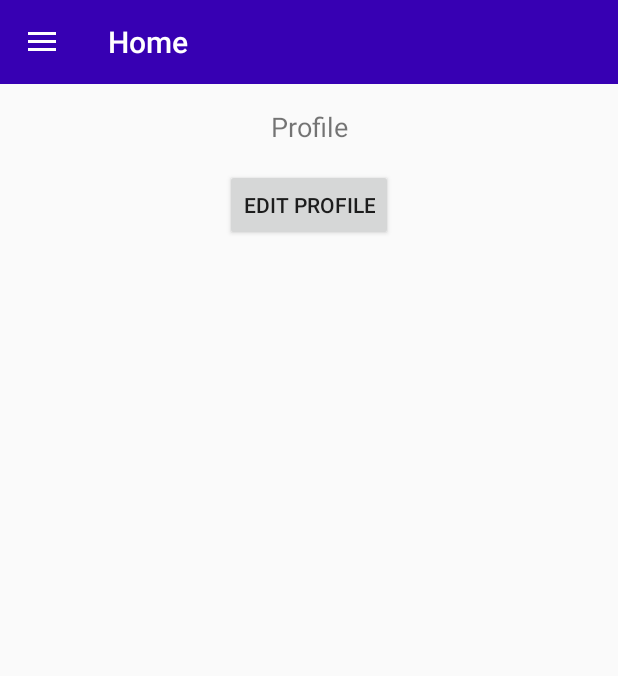
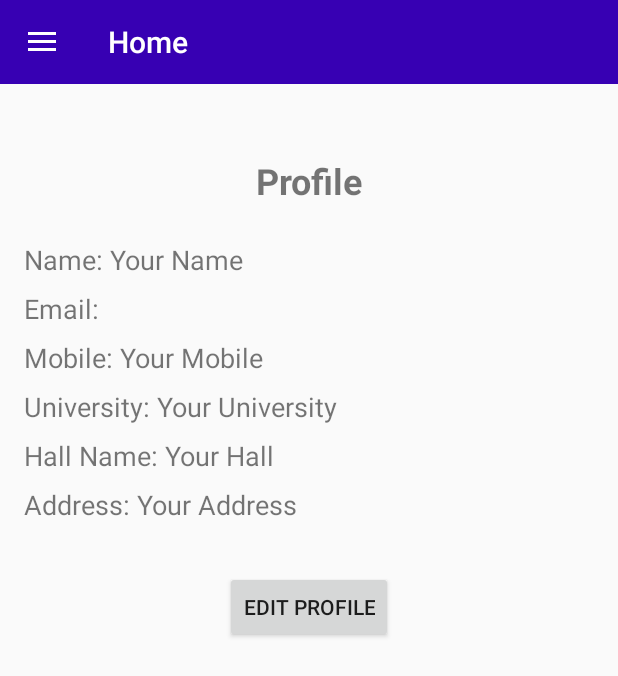
Before and after one commit to KaziRifatAlMuin/Campus-Bazar_Ecommerce-App-Project, an Android app: the fragment ProfileFragment placed in its activity, on a phone screen of 412 x 824 dp. Shown: the top 676 px of the screen. Run offline under Robolectric (Android 15) with nearby library versions, the phone set to English and light mode, and no system bars; our stand-ins replace Firebase (no records; nobody signed in at launch, a user with empty details on screens opened directly).

Commit message:
Profile Firebase Added

```diff
--- a/app/src/main/java/com/rifat/campusbazar/HomeActivity.java
+++ b/app/src/main/java/com/rifat/campusbazar/HomeActivity.java
@@ -8,8 +8,9 @@ import androidx.appcompat.app.ActionBarDrawerToggle;
 import androidx.appcompat.app.AppCompatActivity;
 import androidx.core.view.GravityCompat;
 import androidx.drawerlayout.widget.DrawerLayout;
+import androidx.lifecycle.Observer;
+import androidx.lifecycle.ViewModelProvider;
 import androidx.fragment.app.Fragment;
-import androidx.fragment.app.FragmentManager;
 import com.google.android.material.navigation.NavigationView;
 import com.google.firebase.auth.FirebaseAuth;
 import com.google.firebase.auth.FirebaseUser;
@@ -19,6 +20,8 @@ public class HomeActivity extends AppCompatActivity {
 
     private DrawerLayout drawerLayout;
     private NavigationView navigationView;
+    private ProfileViewModel profileViewModel;
+    private TextView userName, userEmail;
 
     @Override
     protected void onCreate(Bundle savedInstanceState) {
@@ -39,31 +42,36 @@ public class HomeActivity extends AppCompatActivity {
         drawerLayout.addDrawerListener(toggle);
         toggle.syncState();
 
-        // Set user details in nav header
-        setNavigationHeader(navigationView);
+        // Find header views
+        userName = navigationView.getHeaderView(0).findViewById(R.id.userName);
+        userEmail = navigationView.getHeaderView(0).findViewById(R.id.userEmail);
 
+        // Initialize ViewModel
+        profileViewModel = new ViewModelProvider(this).get(ProfileViewModel.class);
+
+        // Initialize user email (for ProfileViewModel)
+        FirebaseUser currentUser = FirebaseAuth.getInstance().getCurrentUser();
+        String currentUserEmail = (currentUser != null && currentUser.getEmail() != null) ? currentUser.getEmail() : "user@example.com";
+        profileViewModel.init(currentUserEmail);
+
+        // Observe ProfileInfo changes
+        profileViewModel.getProfileInfo().observe(this, new Observer<ProfileInfo>() {
+            @Override
+            public void onChanged(ProfileInfo profileInfo) {
+                if (profileInfo != null) {
+                    // Update navigation header name and email from ProfileInfo
+                    userName.setText(profileInfo.getName() != null ? profileInfo.getName() : "User Name");
+                    userEmail.setText(profileInfo.getEmail() != null ? profileInfo.getEmail() : "user@example.com");
+                }
+            }
+        });
+
+        // Set NavigationItemSelectedListener
         navigationView.setNavigationItemSelectedListener(this::handleNavigationItemClick);
 
-        // Load HomeFragment by default
-        loadFragment(new HomeFragment(), "Home");
-    }
-
-    private void setNavigationHeader(NavigationView navigationView) {
-        try {
-            TextView userName = navigationView.getHeaderView(0).findViewById(R.id.userName);
-            TextView userEmail = navigationView.getHeaderView(0).findViewById(R.id.userEmail);
-
-            FirebaseUser currentUser = FirebaseAuth.getInstance().getCurrentUser();
-
-            if (currentUser != null) {
-                userName.setText(currentUser.getDisplayName() != null ? currentUser.getDisplayName() : "User Name");
-                userEmail.setText(currentUser.getEmail() != null ? currentUser.getEmail() : "user@example.com");
-            } else {
-                userName.setText("Guest");
-                userEmail.setText("guest@example.com");
-            }
-        } catch (Exception e) {
-            Toast.makeText(this, "Failed to load user details: " + e.getMessage(), Toast.LENGTH_SHORT).show();
+        // Load HomeFragment by default if there's no saved state
+        if (savedInstanceState == null) {
+            loadFragment(new HomeFragment(), "Home");
         }
     }
 
@@ -74,34 +82,38 @@ public class HomeActivity extends AppCompatActivity {
     }
 
     private boolean handleNavigationItemClick(@NonNull MenuItem item) {
+        Fragment selectedFragment = null;
+        String title = "";
+
         int id = item.getItemId();
+        if (id == R.id.nav_home) {
+            selectedFragment = new HomeFragment();
+            title = "Home";
+        } else if (id == R.id.nav_shop) {
+            selectedFragment = new ShopFragment();
+            title = "Shop";
+        } else if (id == R.id.nav_category) {
+            selectedFragment = new CategoryFragment();
+            title = "Category";
+        } else if (id == R.id.nav_offers) {
+            selectedFragment = new OffersFragment();
+            title = "Offers";
+        } else if (id == R.id.nav_my_orders) {
+            selectedFragment = new MyOrdersFragment();
+            title = "My Orders";
+        } else if (id == R.id.nav_my_cart) {
+            selectedFragment = new MyCartFragment();
+            title = "My Cart";
+        } else if (id == R.id.nav_profile) {
+            selectedFragment = new ProfileFragment();
+            title = "Profile";
+        } else if (id == R.id.nav_settings) {
+            selectedFragment = new SettingsFragment();
+            title = "Settings";
+        }
 
-        if (id == R.id.nav_home) {
-            Toast.makeText(this, "Home Selected", Toast.LENGTH_SHORT).show();
-            loadFragment(new HomeFragment(), "Home");
-        } else if (id == R.id.nav_shop) {
-            Toast.makeText(this, "Shop Selected", Toast.LENGTH_SHORT).show();
-            loadFragment(new ShopFragment(), "Shop");
-        } else if (id == R.id.nav_category) {
-            Toast.makeText(this, "Category Selected", Toast.LENGTH_SHORT).show();
-            loadFragment(new CategoryFragment(), "Category");
-        } else if (id == R.id.nav_offers) {
-            Toast.makeText(this, "Offers Selected", Toast.LENGTH_SHORT).show();
-            loadFragment(new OffersFragment(), "Offers");
-        } else if (id == R.id.nav_my_orders) {
-            Toast.makeText(this, "My Orders Selected", Toast.LENGTH_SHORT).show();
-            loadFragment(new MyOrdersFragment(), "My Orders");
-        } else if (id == R.id.nav_my_cart) {
-            Toast.makeText(this, "My Cart Selected", Toast.LENGTH_SHORT).show();
-            loadFragment(new MyCartFragment(), "My Cart");
-        } else if (id == R.id.nav_profile) {
-            Toast.makeText(this, "Profile Selected", Toast.LENGTH_SHORT).show();
-            loadFragment(new ProfileFragment(), "Profile");
-        } else if (id == R.id.nav_settings) {
-            Toast.makeText(this, "Settings Selected", Toast.LENGTH_SHORT).show();
-            loadFragment(new SettingsFragment(), "Settings");
-        } else {
-            Toast.makeText(this, "Unknown Option Selected", Toast.LENGTH_SHORT).show();
+        if (selectedFragment != null) {
+            loadFragment(selectedFragment, title);
         }
 
         drawerLayout.closeDrawer(GravityCompat.START);
@@ -110,8 +122,8 @@ public class HomeActivity extends AppCompatActivity {
 
     private void loadFragment(Fragment fragment, String title) {
         updateToolbarTitle(title);
-        FragmentManager fragmentManager = getSupportFragmentManager();
-        fragmentManager.beginTransaction()
+        getSupportFragmentManager()
+                .beginTransaction()
                 .replace(R.id.fragment_container, fragment)
                 .commit();
     }
--- a/app/src/main/java/com/rifat/campusbazar/HomeFragment.java
+++ b/app/src/main/java/com/rifat/campusbazar/HomeFragment.java
@@ -54,8 +54,8 @@ public class HomeFragment extends Fragment {
     // Dummy data for slider images
     private List<Integer> getSliderImages() {
         List<Integer> sliderImages = new ArrayList<>();
+        sliderImages.add(R.drawable.slider2);
         sliderImages.add(R.drawable.slider1);
-        sliderImages.add(R.drawable.slider2);
         sliderImages.add(R.drawable.slider3);
         sliderImages.add(R.drawable.slider4);
         return sliderImages;
--- a/app/src/main/java/com/rifat/campusbazar/ProfileFragment.java
+++ b/app/src/main/java/com/rifat/campusbazar/ProfileFragment.java
@@ -2,23 +2,58 @@ package com.rifat.campusbazar;
 
 import android.os.Bundle;
 import androidx.fragment.app.Fragment;
+import androidx.lifecycle.Observer;
 import androidx.lifecycle.ViewModelProvider;
 import android.view.LayoutInflater;
 import android.view.View;
 import android.view.ViewGroup;
 import com.rifat.campusbazar.databinding.FragmentProfileBinding;
+import com.google.firebase.auth.FirebaseAuth;
+import com.google.firebase.auth.FirebaseUser;
 
 public class ProfileFragment extends Fragment {
-
     private FragmentProfileBinding binding;
     private ProfileViewModel viewModel;
+    private String currentUserEmail;
 
     @Override
     public View onCreateView(LayoutInflater inflater, ViewGroup container, Bundle savedInstanceState) {
-        viewModel = new ViewModelProvider(this).get(ProfileViewModel.class);
         binding = FragmentProfileBinding.inflate(inflater, container, false);
 
-        // Observe data from ViewModel if needed
+        // Get current user email
+        FirebaseUser currentUser = FirebaseAuth.getInstance().getCurrentUser();
+        currentUserEmail = (currentUser != null && currentUser.getEmail() != null) ? currentUser.getEmail() : "user@example.com";
+
+        viewModel = new ViewModelProvider(requireActivity()).get(ProfileViewModel.class);
+        viewModel.init(currentUserEmail);
+
+        viewModel.getProfileInfo().observe(getViewLifecycleOwner(), new Observer<ProfileInfo>() {
+            @Override
+            public void onChanged(ProfileInfo profileInfo) {
+                if (profileInfo != null) {
+                    binding.tvName.setText("Name: " + profileInfo.getName());
+                    binding.tvEmail.setText("Email: " + profileInfo.getEmail());
+                    binding.tvMobile.setText("Mobile: " + profileInfo.getMobileNo());
+                    binding.tvUniversity.setText("University: " + profileInfo.getUniversity());
+                    binding.tvHallName.setText("Hall Name: " + profileInfo.getHallName());
+                    binding.tvAddress.setText("Address: " + profileInfo.getAddress());
+                }
+            }
+        });
+
+        binding.editProfileButton.setOnClickListener(v -> {
+            ProfileEditFragment editFragment = new ProfileEditFragment();
+            Bundle args = new Bundle();
+            args.putString("userEmail", currentUserEmail);
+            editFragment.setArguments(args);
+
+            // Replace ProfileFragment with ProfileEditFragment
+            getParentFragmentManager().beginTransaction()
+                    .replace(R.id.fragment_container, editFragment)
+                    .commit();
+        });
+
+
         return binding.getRoot();
     }
 }
--- /dev/null
+++ b/app/src/main/java/com/rifat/campusbazar/ProfileInfo.java
@@ -0,0 +1,36 @@
+package com.rifat.campusbazar;
+
+public class ProfileInfo {
+    private String name;
+    private String email;    // immutable key identifier
+    private String mobileNo;
+    private String university;
+    private String hallName;
+    private String address;
+
+    public ProfileInfo() {
+        // Required for Firebase
+    }
+
+    public ProfileInfo(String name, String email, String mobileNo, String university, String hallName, String address) {
+        this.name = name;
+        this.email = email;
+        this.mobileNo = mobileNo;
+        this.university = university;
+        this.hallName = hallName;
+        this.address = address;
+    }
+
+    public String getName() { return name; }
+    public String getEmail() { return email; }
+    public String getMobileNo() { return mobileNo; }
+    public String getUniversity() { return university; }
+    public String getHallName() { return hallName; }
+    public String getAddress() { return address; }
+
+    public void setName(String name) { this.name = name; }
+    public void setMobileNo(String mobileNo) { this.mobileNo = mobileNo; }
+    public void setUniversity(String university) { this.university = university; }
+    public void setHallName(String hallName) { this.hallName = hallName; }
+    public void setAddress(String address) { this.address = address; }
+}
--- /dev/null
+++ b/app/src/main/java/com/rifat/campusbazar/ProfileRepository.java
@@ -0,0 +1,44 @@
+package com.rifat.campusbazar;
+
+import androidx.annotation.NonNull;
+import com.google.firebase.database.*;
+
+public class ProfileRepository {
+    private final DatabaseReference userRef;
+
+    public ProfileRepository(String userEmail) {
+        String key = userEmail.replace(".", ",");
+        userRef = FirebaseDatabase.getInstance().getReference("users").child(key);
+    }
+
+    public interface OnProfileLoaded {
+        void onProfile(ProfileInfo profileInfo);
+        void onError(Exception e);
+    }
+
+    public interface OnProfileSaved {
+        void onSuccess();
+        void onError(Exception e);
+    }
+
+    public void getProfile(OnProfileLoaded callback) {
+        userRef.addListenerForSingleValueEvent(new ValueEventListener() {
+            @Override
+            public void onDataChange(@NonNull DataSnapshot snapshot) {
+                ProfileInfo profileInfo = snapshot.getValue(ProfileInfo.class);
+                callback.onProfile(profileInfo);
+            }
+
+            @Override
+            public void onCancelled(@NonNull DatabaseError error) {
+                callback.onError(error.toException());
+            }
+        });
+    }
+
+    public void saveProfile(ProfileInfo profileInfo, OnProfileSaved callback) {
+        userRef.setValue(profileInfo)
+                .addOnSuccessListener(aVoid -> callback.onSuccess())
+                .addOnFailureListener(callback::onError);
+    }
+}
--- a/app/src/main/java/com/rifat/campusbazar/ProfileViewModel.java
+++ b/app/src/main/java/com/rifat/campusbazar/ProfileViewModel.java
@@ -1,7 +1,69 @@
 package com.rifat.campusbazar;
 
+import androidx.lifecycle.LiveData;
+import androidx.lifecycle.MutableLiveData;
 import androidx.lifecycle.ViewModel;
 
 public class ProfileViewModel extends ViewModel {
-    // Add any required data or logic for profile
+    private MutableLiveData<ProfileInfo> profileInfo = new MutableLiveData<>();
+    private ProfileRepository repository;
+    private String email;
+
+    public interface UpdateCallback {
+        void onSuccess();
+        void onError(Exception e);
+    }
+
+    public void init(String userEmail) {
+        if (this.email == null) {
+            this.email = userEmail;
+            repository = new ProfileRepository(email);
+            loadProfile();
+        }
+    }
+
+    private void loadProfile() {
+        repository.getProfile(new ProfileRepository.OnProfileLoaded() {
+            @Override
+            public void onProfile(ProfileInfo pInfo) {
+                if (pInfo != null) {
+                    profileInfo.setValue(pInfo);
+                } else {
+                    // If no profile found, create a default one
+                    profileInfo.setValue(new ProfileInfo(
+                            "Your Name",
+                            email,
+                            "Your Mobile",
+                            "Your University",
+                            "Your Hall",
+                            "Your Address"
+                    ));
+                }
+            }
+
+            @Override
+            public void onError(Exception e) {
+                // Handle load error as needed, currently do nothing
+            }
+        });
+    }
+
+    public LiveData<ProfileInfo> getProfileInfo() {
+        return profileInfo;
+    }
+
+    public void updateProfileInfo(ProfileInfo updatedInfo, UpdateCallback callback) {
+        repository.saveProfile(updatedInfo, new ProfileRepository.OnProfileSaved() {
+            @Override
+            public void onSuccess() {
+                profileInfo.setValue(updatedInfo);
+                callback.onSuccess();
+            }
+
+            @Override
+            public void onError(Exception e) {
+                callback.onError(e);
+            }
+        });
+    }
 }
--- a/app/src/main/res/drawable/ic_profile.xml
+++ b/app/src/main/res/drawable/ic_profile.xml
@@ -1,5 +1,10 @@
-<vector xmlns:android="http://schemas.android.com/apk/res/android" android:height="24dp" android:tint="#000000" android:viewportHeight="24" android:viewportWidth="24" android:width="24dp">
-
-    <path android:fillColor="@android:color/white" android:pathData="M12,2C6.48,2 2,6.48 2,12s4.48,10 10,10s10,-4.48 10,-10S17.52,2 12,2zM12,6c1.93,0 3.5,1.57 3.5,3.5S13.93,13 12,13s-3.5,-1.57 -3.5,-3.5S10.07,6 12,6zM12,20c-2.03,0 -4.43,-0.82 -6.14,-2.88C7.55,15.8 9.68,15 12,15s4.45,0.8 6.14,2.12C16.43,19.18 14.03,20 12,20z"/>
-
+<!-- res/drawable/ic_profile.xml -->
+<vector xmlns:android="http://schemas.android.com/apk/res/android"
+    android:width="24dp"
+    android:height="24dp"
+    android:viewportWidth="24"
+    android:viewportHeight="24">
+    <path
+        android:fillColor="#FF000000"
+        android:pathData="M12,12c2.21,0 4,-1.79 4,-4s-1.79,-4 -4,-4 -4,1.79 -4,4 1.79,4 4,4zm0,2c-2.67,0 -8,1.34 -8,4v2h16v-2c0,-2.66 -5.33,-4 -8,-4z"/>
 </vector>
--- a/app/src/main/res/layout/activity_home.xml
+++ b/app/src/main/res/layout/activity_home.xml
@@ -9,6 +9,7 @@
     android:fitsSystemWindows="true"
     tools:context=".HomeActivity">
 
+    <!-- Main Content Area -->
     <androidx.constraintlayout.widget.ConstraintLayout
         android:layout_width="match_parent"
         android:layout_height="match_parent">
@@ -25,7 +26,7 @@
             app:layout_constraintEnd_toEndOf="parent"
             app:popupTheme="@style/ThemeOverlay.AppCompat.Light" />
 
-        <!-- Fragment Container -->
+        <!-- Single Fragment Container -->
         <FrameLayout
             android:id="@+id/fragment_container"
             android:layout_width="0dp"
@@ -50,6 +51,4 @@
         app:itemTextColor="@color/nav_item_text_color"
         app:itemBackground="@drawable/nav_item_background" />
 
-
-
 </androidx.drawerlayout.widget.DrawerLayout>
--- a/app/src/main/res/layout/fragment_profile.xml
+++ b/app/src/main/res/layout/fragment_profile.xml
@@ -1,30 +1,94 @@
 <?xml version="1.0" encoding="utf-8"?>
-<androidx.constraintlayout.widget.ConstraintLayout xmlns:android="http://schemas.android.com/apk/res/android"
+<androidx.constraintlayout.widget.ConstraintLayout
+    xmlns:android="http://schemas.android.com/apk/res/android"
     xmlns:app="http://schemas.android.com/apk/res-auto"
     xmlns:tools="http://schemas.android.com/tools"
     android:layout_width="match_parent"
     android:layout_height="match_parent"
-    tools:context=".ProfileFragment">
+    tools:context=".ProfileFragment"
+    android:padding="16dp">
 
     <TextView
         android:id="@+id/header_profile"
         android:layout_width="wrap_content"
         android:layout_height="wrap_content"
         android:text="Profile"
-        android:textSize="18sp"
+        android:textSize="24sp"
+        android:textStyle="bold"
+        android:layout_marginTop="32dp"
+        android:textAlignment="center"
         app:layout_constraintTop_toTopOf="parent"
         app:layout_constraintStart_toStartOf="parent"
-        app:layout_constraintEnd_toEndOf="parent"
-        android:layout_marginTop="16dp" />
+        app:layout_constraintEnd_toEndOf="parent" />
+
+    <LinearLayout
+        android:id="@+id/profile_info_container"
+        android:layout_width="0dp"
+        android:layout_height="wrap_content"
+        android:orientation="vertical"
+        android:layout_marginTop="24dp"
+        app:layout_constraintTop_toBottomOf="@id/header_profile"
+        app:layout_constraintStart_toStartOf="parent"
+        app:layout_constraintEnd_toEndOf="parent">
+
+        <TextView
+            android:id="@+id/tv_name"
+            android:layout_width="match_parent"
+            android:layout_height="wrap_content"
+            android:text="Name: "
+            android:textSize="18sp"
+            android:layout_marginBottom="8dp" />
+
+        <TextView
+            android:id="@+id/tv_email"
+            android:layout_width="match_parent"
+            android:layout_height="wrap_content"
+            android:text="Email: "
+            android:textSize="18sp"
+            android:layout_marginBottom="8dp" />
+
+        <TextView
+            android:id="@+id/tv_mobile"
+            android:layout_width="match_parent"
+            android:layout_height="wrap_content"
+            android:text="Mobile: "
+            android:textSize="18sp"
+            android:layout_marginBottom="8dp" />
+
+        <TextView
+            android:id="@+id/tv_university"
+            android:layout_width="match_parent"
+            android:layout_height="wrap_content"
+            android:text="University: "
+            android:textSize="18sp"
+            android:layout_marginBottom="8dp" />
+
+        <TextView
+            android:id="@+id/tv_hall_name"
+            android:layout_width="match_parent"
+            android:layout_height="wrap_content"
+            android:text="Hall Name: "
+            android:textSize="18sp"
+            android:layout_marginBottom="8dp" />
+
+        <TextView
+            android:id="@+id/tv_address"
+            android:layout_width="match_parent"
+            android:layout_height="wrap_content"
+            android:text="Address: "
+            android:textSize="18sp"
+            android:layout_marginBottom="8dp" />
+
+    </LinearLayout>
 
     <Button
         android:id="@+id/edit_profile_button"
         android:layout_width="wrap_content"
         android:layout_height="wrap_content"
         android:text="Edit Profile"
-        app:layout_constraintTop_toBottomOf="@id/header_profile"
+        android:layout_marginTop="24dp"
+        app:layout_constraintTop_toBottomOf="@id/profile_info_container"
         app:layout_constraintStart_toStartOf="parent"
-        app:layout_constraintEnd_toEndOf="parent"
-        android:layout_marginTop="16dp" />
+        app:layout_constraintEnd_toEndOf="parent" />
 
 </androidx.constraintlayout.widget.ConstraintLayout>
--- a/gradle/libs.versions.toml
+++ b/gradle/libs.versions.toml
@@ -14,6 +14,8 @@ activity = "1.9.3"
 googleGmsGoogleServices = "4.4.2"
 firebaseAuth = "23.1.0"
 legacySupportV4 = "1.0.0"
+firebaseDatabase = "21.0.0"
+firebaseStorage = "21.0.1"
 
 [libraries]
 junit = { group = "junit", name = "junit", version.ref = "junit" }
@@ -29,6 +31,8 @@ navigation-ui = { group = "androidx.navigation", name = "navigation-ui", version
 activity = { group = "androidx.activity", name = "activity", version.ref = "activity" }
 firebase-auth = { group = "com.google.firebase", name = "firebase-auth", version.ref = "firebaseAuth" }
 legacy-support-v4 = { group = "androidx.legacy", name = "legacy-support-v4", version.ref = "legacySupportV4" }
+firebase-database = { group = "com.google.firebase", name = "firebase-database", version.ref = "firebaseDatabase" }
+firebase-storage = { group = "com.google.firebase", name = "firebase-storage", version.ref = "firebaseStorage" }
 
 [plugins]
 android-application = { id = "com.android.application", version.ref = "agp" }
```
Also changed, not shown: app/build.gradle (+15 -3 lines), app/src/main/AndroidManifest.xml (+7 -3 lines), app/src/main/java/com/rifat/campusbazar/ProfileEditFragment.java (added, +89 -0 lines), app/src/main/res/drawable/ic_profile_placeholder.xml (added, +10 -0 lines), app/src/main/res/layout/fragment_profile_edit.xml (added, +95 -0 lines), app/src/main/res/navigation/mobile_navigation.xml (+21 -26 lines), app/src/main/res/values/strings.xml (+9 -0 lines), app/src/main/res/menu/navigation_menu.xml (line endings or trailing spaces).
